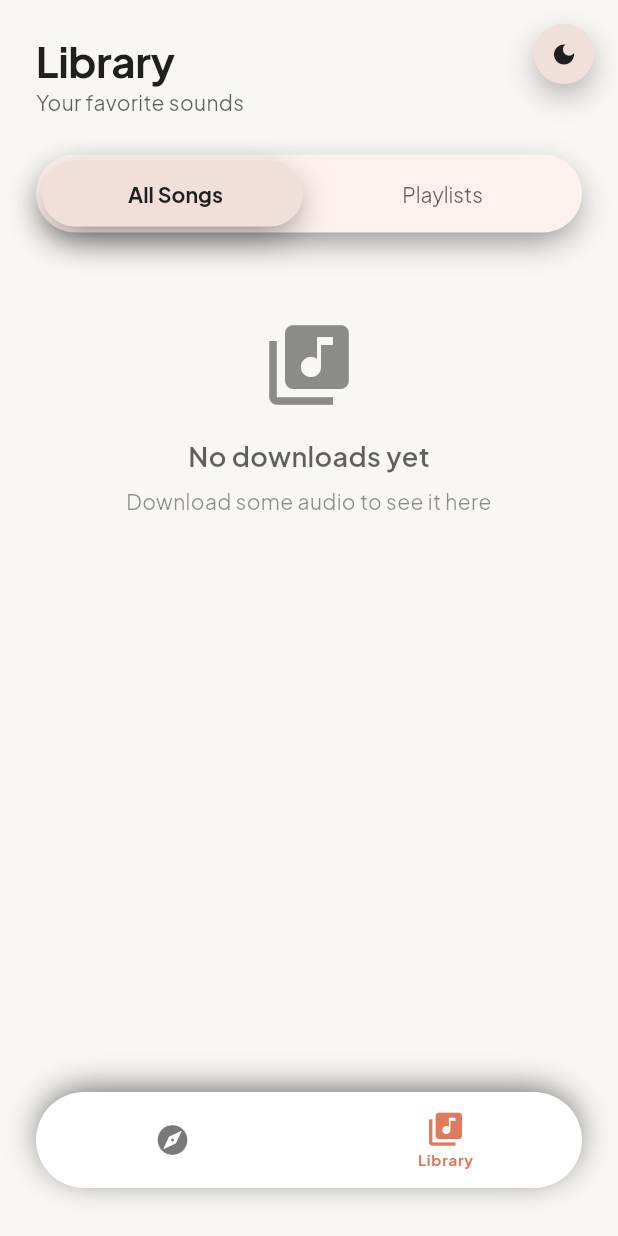
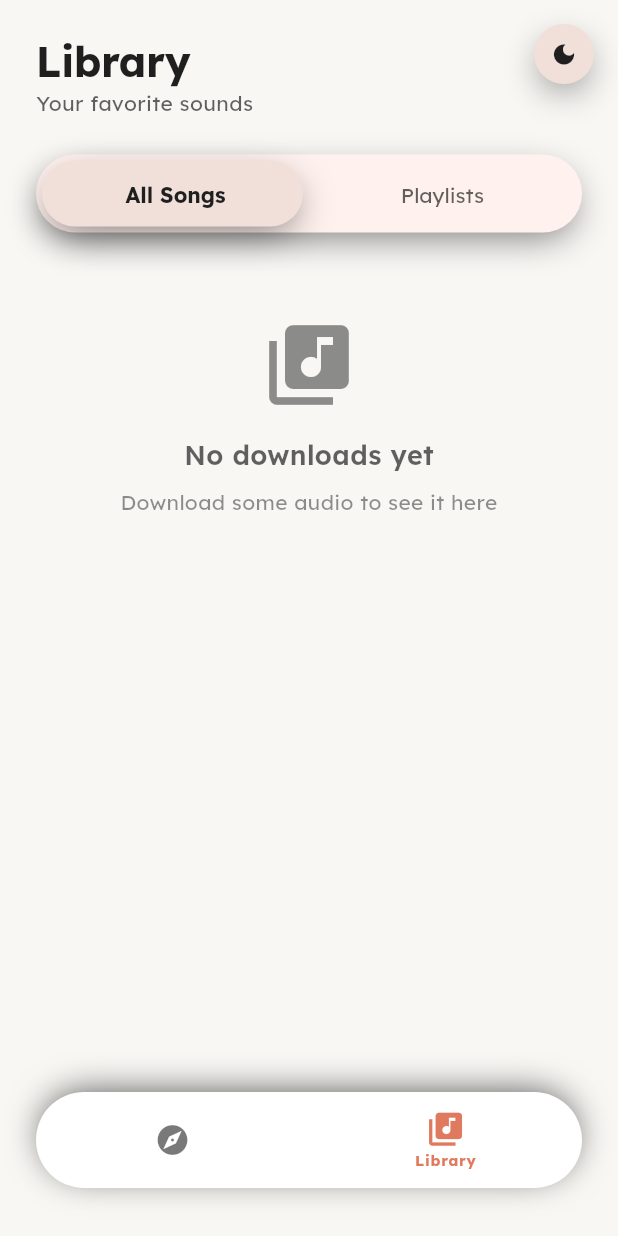
Before and after one commit to Mati-ur-rehman-017/Melody, a Flutter app: the screen it shows after launch, swiped to page 2, on a phone screen of 412 x 824 dp. Run offline on Flutter 3.47's test engine with Material 3 defaults, Android fonts, the phone set to English and light mode, and no system bars; our stand-ins replace audio_service, just_audio, palette_generator, shared_preferences, sqflite_common_ffi; missing offline and left inert: just_audio_media_kit, youtube_explode_dart; accounts and stored records are empty.

Commit message:
Changed fonts to LexendDeca

```diff
--- a/lib/theme/app_theme.dart
+++ b/lib/theme/app_theme.dart
@@ -231,7 +231,7 @@ class AppRadius {
 
 /// Typography system
 class AppTypography {
-  static const String fontFamily = 'Plus Jakarta Sans';
+  static const String fontFamily = 'LexendDeca';
 
   // Font Weights
   static const FontWeight regular = FontWeight.w400;
```
Also changed, not shown: pubspec.yaml (+10 -19 lines), assets/fonts/LexendDeca/LexendDeca-Black.ttf (added), assets/fonts/LexendDeca/LexendDeca-Bold.ttf (added), assets/fonts/LexendDeca/LexendDeca-ExtraBold.ttf (added), assets/fonts/LexendDeca/LexendDeca-ExtraLight.ttf (added), assets/fonts/LexendDeca/LexendDeca-Light.ttf (added), assets/fonts/LexendDeca/LexendDeca-Medium.ttf (added), assets/fonts/LexendDeca/LexendDeca-Regular.ttf (added), assets/fonts/LexendDeca/LexendDeca-SemiBold.ttf (added), assets/fonts/LexendDeca/LexendDeca-Thin.ttf (added), 1 other file.
